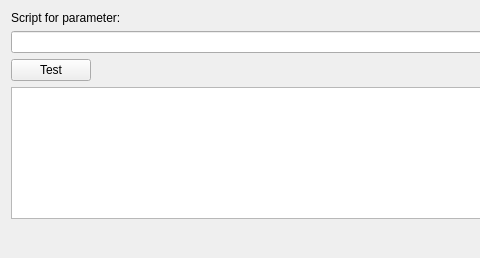
The window that mandelbulber2/qt/script_dialog.ui (buddhi1980/mandelbulber2) describes before a commit, drawn with Qt 5; both pictures show x 0 to 480 and y 0 to 258 of the 956 by 258 pixel window.
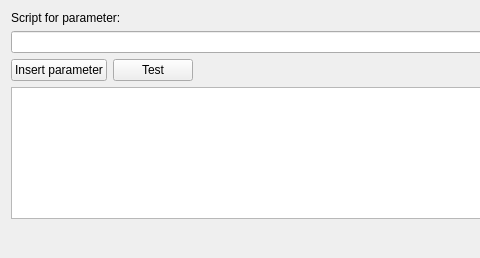
The same window after the commit.

Commit message: Partially implemented cScriptDialog

Patch:
```diff
--- a/mandelbulber2/qt/script_dialog.ui
+++ b/mandelbulber2/qt/script_dialog.ui
@@ -26,6 +26,13 @@
    </item>
    <item>
     <layout class="QHBoxLayout" name="horizontalLayout">
+     <item>
+      <widget class="QPushButton" name="pushButton_insertParameter">
+       <property name="text">
+        <string>Insert parameter</string>
+       </property>
+      </widget>
+     </item>
      <item>
       <widget class="QPushButton" name="pushButton_Test">
        <property name="text">
```
Left out of the diff: 3 changed lines with no effect on the pictures. The commit also changes 4 other files.
